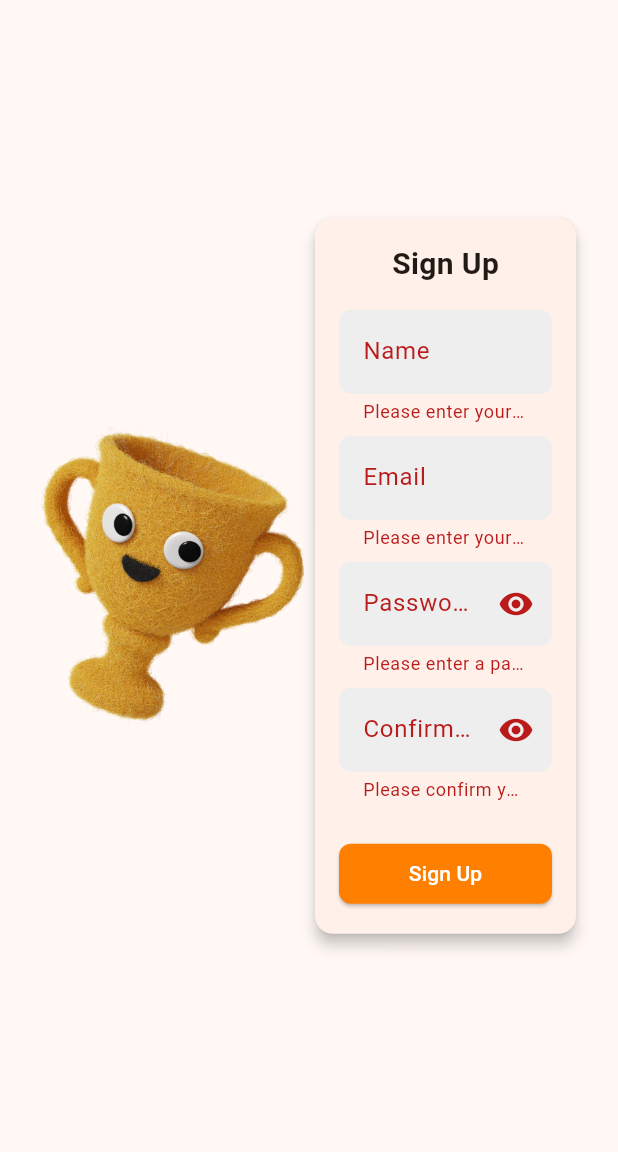
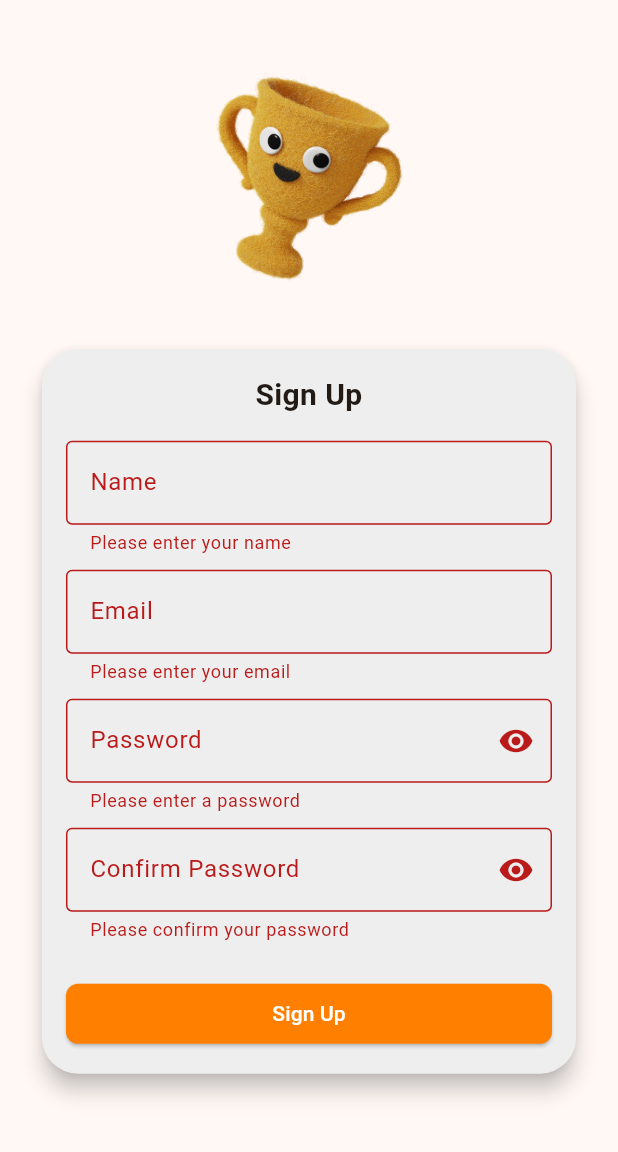
Before and after one commit to jxnnz/SENYA, a Flutter app: the SignupScreen screen opened by its route, after a tap on "Sign Up", on a phone screen of 412 x 824 dp, the part 84-1236 px from its top. Run offline on Flutter 3.47's test engine with Material 3 defaults, Android fonts, the light colour scheme and no system bars; our stand-ins replace supabase_flutter; accounts and stored records are empty.

Commit message:
On branch main  Changes to be committed: 	modified:   frontend/lib/screens/login_screen.dart 	modified:   frontend/lib/screens/signup_screen.dart

```diff
--- a/frontend/lib/screens/login_screen.dart
+++ b/frontend/lib/screens/login_screen.dart
@@ -130,6 +130,7 @@ class _LoginScreenState extends State<LoginScreen> {
                         child: Image.asset(
                           'assets/images/Login_Image.png',
                           width: screenSize.width * 0.4,
+                          height: screenSize.height * 0.4,
                         ),
                       ),
                       const SizedBox(width: 20),
--- a/frontend/lib/screens/signup_screen.dart
+++ b/frontend/lib/screens/signup_screen.dart
@@ -14,6 +14,7 @@ class _SignupScreenState extends State<SignupScreen> {
   final _emailController = TextEditingController();
   final _passwordController = TextEditingController();
   final _confirmPasswordController = TextEditingController();
+  final FocusNode _confirmPasswordFocusNode = FocusNode();
   bool _obscurePassword = true;
   bool _obscureConfirmPassword = true;
   bool _isLoading = false;
@@ -70,6 +71,8 @@ class _SignupScreenState extends State<SignupScreen> {
 
   @override
   Widget build(BuildContext context) {
+    final Size screenSize = MediaQuery.of(context).size;
+    final bool isMobile = screenSize.width < 600;
     return Scaffold(
       appBar: AppBar(
         backgroundColor: const Color(0xFFFF7904),
@@ -109,38 +112,73 @@ class _SignupScreenState extends State<SignupScreen> {
         ],
       ),
       body: Center(
-        child: SingleChildScrollView(
+        child: Padding(
           padding: const EdgeInsets.all(24.0),
-          child: Row(
+          child:
+              isMobile
+                  ? Column(
+                    mainAxisSize: MainAxisSize.min,
+                    crossAxisAlignment: CrossAxisAlignment.center,
                     children: [
-              Expanded(
+                      Image.asset(
+                        'assets/images/signup_image.png',
+                        width: screenSize.width * 0.3,
+                      ),
+                      const SizedBox(height: 40),
+                      _buildSignUpBox(),
+                    ],
+                  )
+                  : Row(
+                    mainAxisAlignment: MainAxisAlignment.center,
+                    crossAxisAlignment: CrossAxisAlignment.center,
+                    children: [
+                      Padding(
+                        padding: const EdgeInsets.all(20),
                         child: Image.asset(
                           'assets/images/signup_image.png',
-                  height: 200,
+                          width: screenSize.width * 0.4,
+                          height: screenSize.height * 0.4,
                         ),
                       ),
-              Expanded(
-                child: Card(
-                  elevation: 4,
+                      const SizedBox(width: 20),
+                      Padding(
+                        padding: const EdgeInsets.all(20.0),
+                        child: SizedBox(
+                          width: screenSize.width * 0.3,
+                          child: _buildSignUpBox(),
+                        ),
+                      ),
+                    ],
+                  ),
+        ),
+      ),
+    );
+  }
+
+  Widget _buildSignUpBox() {
+    return Card(
+      elevation: 6,
+      shape: RoundedRectangleBorder(borderRadius: BorderRadius.circular(24)),
+      color: Colors.grey[200],
       child: Padding(
         padding: const EdgeInsets.all(16.0),
         child: Form(
           key: _formKey,
           child: Column(
             mainAxisSize: MainAxisSize.min,
+            crossAxisAlignment: CrossAxisAlignment.center,
             children: [
               const Text(
                 'Sign Up',
-                            style: TextStyle(
-                              fontSize: 20,
-                              fontWeight: FontWeight.bold,
-                            ),
+                textAlign: TextAlign.center,
+                style: TextStyle(fontSize: 20, fontWeight: FontWeight.bold),
               ),
               const SizedBox(height: 16),
               TextFormField(
                 controller: _nameController,
                 decoration: const InputDecoration(
                   labelText: 'Name',
+                  border: OutlineInputBorder(),
                 ),
                 validator: (value) {
                   if (value == null || value.isEmpty) {
@@ -148,15 +186,14 @@ class _SignupScreenState extends State<SignupScreen> {
                   }
                   return null;
                 },
-                            textInputAction:
-                                TextInputAction
-                                    .next, // Moves to next field on Enter
+                textInputAction: TextInputAction.next,
               ),
-                          const SizedBox(height: 8),
+              const SizedBox(height: 10),
               TextFormField(
                 controller: _emailController,
                 decoration: const InputDecoration(
                   labelText: 'Email',
+                  border: OutlineInputBorder(),
                 ),
                 keyboardType: TextInputType.emailAddress,
                 validator: (value) {
@@ -164,21 +201,20 @@ class _SignupScreenState extends State<SignupScreen> {
                     return 'Please enter your email';
                   }
                   if (!RegExp(
-                                r'^[\w-\.]+@([\w-]+\.)+[\w-]{2,4}$',
+                    r'^[\w-\.]+@([\w-]+\.)+[\w-]{2,4}\$',
                   ).hasMatch(value)) {
                     return 'Please enter a valid email';
                   }
                   return null;
                 },
-                            textInputAction:
-                                TextInputAction
-                                    .next, // Moves to next field on Enter
+                textInputAction: TextInputAction.next,
               ),
-                          const SizedBox(height: 8),
+              const SizedBox(height: 10),
               TextFormField(
                 controller: _passwordController,
                 decoration: InputDecoration(
                   labelText: 'Password',
+                  border: OutlineInputBorder(),
                   suffixIcon: IconButton(
                     icon: Icon(
                       _obscurePassword
@@ -197,20 +233,25 @@ class _SignupScreenState extends State<SignupScreen> {
                   if (value == null || value.isEmpty) {
                     return 'Please enter a password';
                   }
-                              if (value.length < 6) {
-                                return 'Password must be at least 6 characters';
+                  if (value.length < 8) {
+                    return 'Password must be at least 8 characters';
                   }
                   return null;
                 },
-                            textInputAction:
-                                TextInputAction
-                                    .next, // Moves to next field on Enter
+                textInputAction: TextInputAction.next,
+                onFieldSubmitted: (_) {
+                  FocusScope.of(
+                    context,
+                  ).requestFocus(_confirmPasswordFocusNode);
+                },
               ),
-                          const SizedBox(height: 8),
+              const SizedBox(height: 10),
               TextFormField(
                 controller: _confirmPasswordController,
+                focusNode: _confirmPasswordFocusNode,
                 decoration: InputDecoration(
                   labelText: 'Confirm Password',
+                  border: OutlineInputBorder(),
                   suffixIcon: IconButton(
                     icon: Icon(
                       _obscureConfirmPassword
@@ -219,8 +260,7 @@ class _SignupScreenState extends State<SignupScreen> {
                     ),
                     onPressed: () {
                       setState(() {
-                                    _obscureConfirmPassword =
-                                        !_obscureConfirmPassword;
+                        _obscureConfirmPassword = !_obscureConfirmPassword;
                       });
                     },
                   ),
@@ -235,6 +275,7 @@ class _SignupScreenState extends State<SignupScreen> {
                   }
                   return null;
                 },
+                textInputAction: TextInputAction.done,
                 onFieldSubmitted: (_) => _signUp(),
               ),
               const SizedBox(height: 24),
@@ -244,16 +285,8 @@ class _SignupScreenState extends State<SignupScreen> {
                   onPressed: _isLoading ? null : _signUp,
                   child:
                       _isLoading
-                                      ? const CircularProgressIndicator(
-                                        color: Colors.white,
-                                      )
+                          ? const CircularProgressIndicator(color: Colors.white)
                           : const Text('Sign Up'),
-                            ),
-                          ),
-                        ],
-                      ),
-                    ),
-                  ),
                 ),
               ),
             ],
--- a/frontend/pubspec.yaml
+++ b/frontend/pubspec.yaml
@@ -36,7 +36,7 @@ dependencies:
   # Use with the CupertinoIcons class for iOS style icons.
   cupertino_icons: ^1.0.8
   supabase_flutter: ^2.8.4
-  http: ^1.3.0
+  http: ^0.13.6
 
 dev_dependencies:
   flutter_test:
```
Also changed, not shown: frontend/lib/main.dart (+14 -2 lines), frontend/lib/screens/funfact_loading_screen.dart (deleted, +0 -44 lines), frontend/lib/screens/loading_screen.dart (added, +73 -0 lines), frontend/lib/services/api_service.dart (added, +19 -0 lines), frontend/lib/services/supabase_service.dart (+14 -0 lines), frontend/pubspec.lock, 3 other files. Lines whose indentation alone changed are shown as unchanged.
